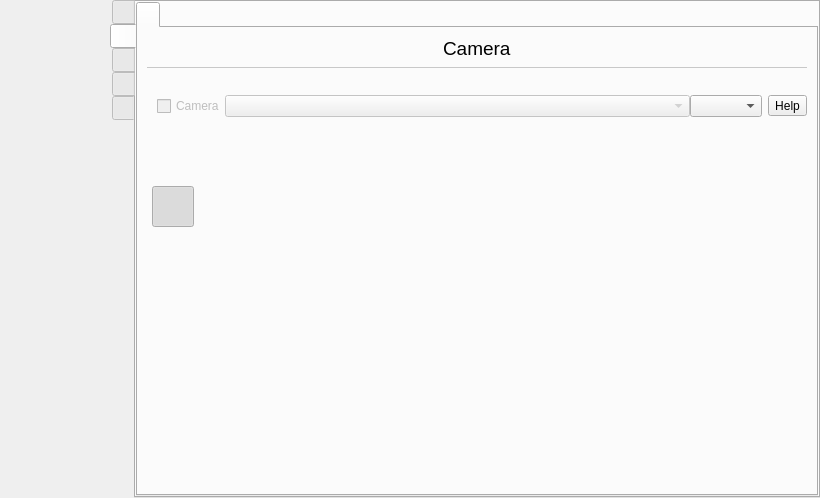
Above: src/wayland/formMainWindow_wl.ui from vkohaupt/vokoscreenNG before the change. Below: the same form after it.
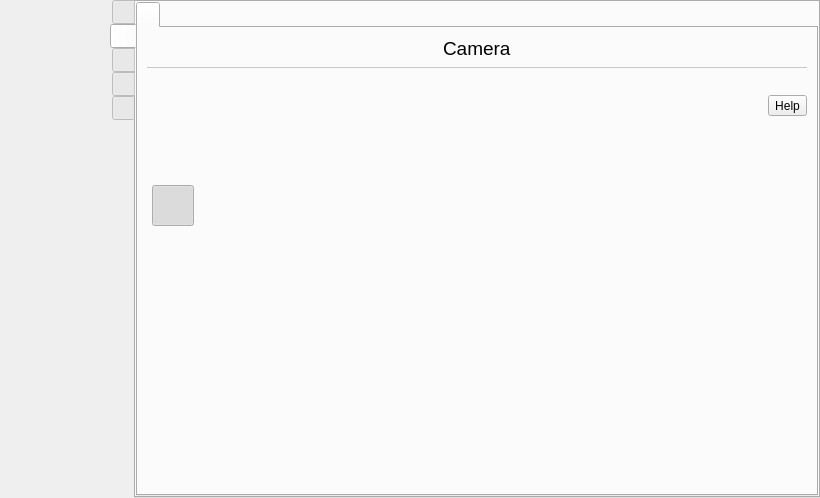
That is the form after the change. The open tabs and pages were chosen to show the change. Icons and pictures are not drawn.

Commit message: Wayland: Add camera

Diff of the .ui file:
```diff
--- a/src/wayland/formMainWindow_wl.ui
+++ b/src/wayland/formMainWindow_wl.ui
@@ -2210,7 +2210,166 @@
                     <property name="verticalSpacing">
                      <number>9</number>
                     </property>
+                    <item row="4" column="1">
+                     <spacer name="verticalSpacer_11">
+                      <property name="orientation">
+                       <enum>Qt::Vertical</enum>
+                      </property>
+                      <property name="sizeType">
+                       <enum>QSizePolicy::Preferred</enum>
+                      </property>
+                      <property name="sizeHint" stdset="0">
+                       <size>
+                        <width>20</width>
+                        <height>20</height>
+                       </size>
+                      </property>
+                     </spacer>
+                    </item>
                     <item row="3" column="0" colspan="3">
+                     <layout class="QVBoxLayout" name="verticalLayout_3">
+                      <property name="spacing">
+                       <number>6</number>
+                      </property>
+                      <property name="leftMargin">
+                       <number>10</number>
+                      </property>
+                     </layout>
+                    </item>
+                    <item row="6" column="1">
+                     <spacer name="verticalSpacer_14">
+                      <property name="orientation">
+                       <enum>Qt::Vertical</enum>
+                      </property>
+                      <property name="sizeType">
+                       <enum>QSizePolicy::Preferred</enum>
+                      </property>
+                      <property name="sizeHint" stdset="0">
+                       <size>
+                        <width>20</width>
+                        <height>20</height>
+                       </size>
+                      </property>
+                     </spacer>
+                    </item>
+                    <item row="3" column="3">
+                     <layout class="QVBoxLayout" name="verticalLayout_15">
+                      <property name="sizeConstraint">
+                       <enum>QLayout::SetDefaultConstraint</enum>
+                      </property>
+                      <item>
+                       <widget class="QToolButton" name="help_camera_camera">
+                        <property name="toolTip">
+                         <string>Help</string>
+                        </property>
+                        <property name="text">
+                         <string notr="true">Help</string>
+                        </property>
+                       </widget>
+                      </item>
+                      <item>
+                       <spacer name="verticalSpacer_16">
+                        <property name="orientation">
+                         <enum>Qt::Vertical</enum>
+                        </property>
+                        <property name="sizeHint" stdset="0">
+                         <size>
+                          <width>20</width>
+                          <height>40</height>
+                         </size>
+                        </property>
+                       </spacer>
+                      </item>
+                     </layout>
+                    </item>
+                    <item row="7" column="0" colspan="3">
+                     <layout class="QHBoxLayout" name="horizontalLayout_17">
+                      <property name="spacing">
+                       <number>0</number>
+                      </property>
+                      <property name="leftMargin">
+                       <number>0</number>
+                      </property>
+                      <item>
+                       <widget class="QToolButton" name="toolButtonCameraMirrorVertical">
+                        <property name="text">
+                         <string notr="true"/>
+                        </property>
+                        <property name="icon">
+                         <iconset resource="../screencast.qrc">
+                          <normaloff>:/pictures/camera/flip-vertical-off.png</normaloff>
+                          <normalon>:/pictures/camera/flip-vertical-on.png</normalon>:/pictures/camera/flip-vertical-off.png</iconset>
+                        </property>
+                        <property name="iconSize">
+                         <size>
+                          <width>46</width>
+                          <height>46</height>
+                         </size>
+                        </property>
+                        <property name="checkable">
+                         <bool>true</bool>
+                        </property>
+                        <property name="autoRaise">
+                         <bool>true</bool>
+                        </property>
+                       </widget>
+                      </item>
+                      <item>
+                       <spacer name="horizontalSpacer_38">
+                        <property name="orientation">
+                         <enum>Qt::Horizontal</enum>
+                        </property>
+                        <property name="sizeType">
+                         <enum>QSizePolicy::Minimum</enum>
+                        </property>
+                        <property name="sizeHint" stdset="0">
+                         <size>
+                          <width>40</width>
+                          <height>20</height>
+                         </size>
+                        </property>
+                       </spacer>
+                      </item>
+                      <item>
+                       <widget class="QToolButton" name="toolButtonCameraMirrorHorizontal">
+                        <property name="text">
+                         <string notr="true"/>
+                        </property>
+                        <property name="icon">
+                         <iconset resource="../screencast.qrc">
+                          <normaloff>:/pictures/camera/flip-horizontal-off.png</normaloff>
+                          <normalon>:/pictures/camera/flip-horizontal-on.png</normalon>:/pictures/camera/flip-horizontal-off.png</iconset>
+                        </property>
+                        <property name="iconSize">
+                         <size>
+                          <width>46</width>
+                          <height>46</height>
+                         </size>
+                        </property>
+                        <property name="checkable">
+                         <bool>true</bool>
+                        </property>
+                        <property name="autoRaise">
+                         <bool>true</bool>
+                        </property>
+                       </widget>
+                      </item>
+                      <item>
+                       <spacer name="horizontalSpacer_9">
+                        <property name="orientation">
+                         <enum>Qt::Horizontal</enum>
+                        </property>
+                        <property name="sizeHint" stdset="0">
+                         <size>
+                          <width>40</width>
+                          <height>20</height>
+                         </size>
+                        </property>
+                       </spacer>
+                      </item>
+                     </layout>
+                    </item>
+                    <item row="5" column="0" colspan="3">
                      <layout class="QHBoxLayout" name="horizontalLayout_65">
                       <property name="spacing">
                        <number>0</number>
@@ -2339,71 +2498,8 @@
                         <property name="orientation">
                          <enum>Qt::Horizontal</enum>
                         </property>
-                        <property name="sizeHint" stdset="0">
-                         <size>
-                          <width>40</width>
-                          <height>20</height>
-                         </size>
-                        </property>
-                       </spacer>
-                      </item>
-                     </layout>
-                    </item>
-                    <item row="4" column="1">
-                     <spacer name="verticalSpacer_14">
-                      <property name="orientation">
-                       <enum>Qt::Vertical</enum>
-                      </property>
-                      <property name="sizeType">
-                       <enum>QSizePolicy::Preferred</enum>
-                      </property>
-                      <property name="sizeHint" stdset="0">
-                       <size>
-                        <width>20</width>
-                        <height>20</height>
-                       </size>
-                      </property>
-                     </spacer>
-                    </item>
-                    <item row="5" column="0" colspan="3">
-                     <layout class="QHBoxLayout" name="horizontalLayout_17">
-                      <property name="spacing">
-                       <number>0</number>
-                      </property>
-                      <property name="leftMargin">
-                       <number>0</number>
-                      </property>
-                      <item>
-                       <widget class="QToolButton" name="toolButtonCameraMirrorVertical">
-                        <property name="text">
-                         <string notr="true"/>
-                        </property>
-                        <property name="icon">
-                         <iconset resource="../screencast.qrc">
-                          <normaloff>:/pictures/camera/flip-vertical-off.png</normaloff>
-                          <normalon>:/pictures/camera/flip-vertical-on.png</normalon>:/pictures/camera/flip-vertical-off.png</iconset>
-                        </property>
-                        <property name="iconSize">
-                         <size>
-                          <width>46</width>
-                          <height>46</height>
-                         </size>
-                        </property>
-                        <property name="checkable">
-                         <bool>true</bool>
-                        </property>
-                        <property name="autoRaise">
-                         <bool>true</bool>
-                        </property>
-                       </widget>
-                      </item>
-                      <item>
-                       <spacer name="horizontalSpacer_38">
-                        <property name="orientation">
-                         <enum>Qt::Horizontal</enum>
-                        </property>
                         <property name="sizeType">
-                         <enum>QSizePolicy::Minimum</enum>
+                         <enum>QSizePolicy::Expanding</enum>
                         </property>
                         <property name="sizeHint" stdset="0">
                          <size>
@@ -2413,146 +2509,8 @@
                         </property>
                        </spacer>
                       </item>
-                      <item>
-                       <widget class="QToolButton" name="toolButtonCameraMirrorHorizontal">
-                        <property name="text">
-                         <string notr="true"/>
-                        </property>
-                        <property name="icon">
-                         <iconset resource="../screencast.qrc">
-                          <normaloff>:/pictures/camera/flip-horizontal-off.png</normaloff>
-                          <normalon>:/pictures/camera/flip-horizontal-on.png</normalon>:/pictures/camera/flip-horizontal-off.png</iconset>
-                        </property>
-                        <property name="iconSize">
-                         <size>
-                          <width>46</width>
-                          <height>46</height>
-                         </size>
-                        </property>
-                        <property name="checkable">
-                         <bool>true</bool>
-                        </property>
-                        <property name="autoRaise">
-                         <bool>true</bool>
-                        </property>
-                       </widget>
-                      </item>
-                      <item>
-                       <spacer name="horizontalSpacer_9">
-                        <property name="orientation">
-                         <enum>Qt::Horizontal</enum>
-                        </property>
-                        <property name="sizeHint" stdset="0">
-                         <size>
-                          <width>40</width>
-                          <height>20</height>
-                         </size>
-                        </property>
-                       </spacer>
-                      </item>
                      </layout>
                     </item>
-                    <item row="2" column="1">
-                     <spacer name="verticalSpacer_11">
-                      <property name="orientation">
-                       <enum>Qt::Vertical</enum>
-                      </property>
-                      <property name="sizeType">
-                       <enum>QSizePolicy::Preferred</enum>
-                      </property>
-                      <property name="sizeHint" stdset="0">
-                       <size>
-                        <width>20</width>
-                        <height>20</height>
-                       </size>
-                      </property>
-                     </spacer>
-                    </item>
-                    <item row="0" column="0" colspan="3">
-                     <layout class="QHBoxLayout" name="horizontalLayout_64">
-                      <property name="leftMargin">
-                       <number>10</number>
-                      </property>
-                      <item>
-                       <widget class="QCheckBox" name="checkBoxCameraOnOff">
-                        <property name="enabled">
-                         <bool>false</bool>
-                        </property>
-                        <property name="toolTip">
-                         <string notr="true">CTRL+SHIFT+F8</string>
-                        </property>
-                        <property name="text">
-                         <string>Camera</string>
-                        </property>
-                       </widget>
-                      </item>
-                      <item>
-                       <widget class="QComboBox" name="comboBoxCamera">
-                        <property name="enabled">
-                         <bool>false</bool>
-                        </property>
-                        <property name="sizePolicy">
-                         <sizepolicy hsizetype="MinimumExpanding" vsizetype="Fixed">
-                          <horstretch>0</horstretch>
-                          <verstretch>0</verstretch>
-                         </sizepolicy>
-                        </property>
-                        <property name="currentText">
-                         <string notr="true"/>
-                        </property>
-                        <property name="sizeAdjustPolicy">
-                         <enum>QComboBox::AdjustToContents</enum>
-                        </property>
-                       </widget>
-                      </item>
-                      <item>
-                       <widget class="QComboBox" name="comboBoxCameraResolution">
-                        <property name="currentText">
-                         <string notr="true"/>
-                        </property>
-                        <property name="sizeAdjustPolicy">
-                         <enum>QComboBox::AdjustToContents</enum>
-                        </property>
-                       </widget>
-                      </item>
-                     </layout>
-                    </item>
-                    <item row="0" column="3" alignment="Qt::AlignTop">
-                     <widget class="QToolButton" name="help_camera_camera">
-                      <property name="toolTip">
-                       <string>Help</string>
-                      </property>
-                      <property name="text">
-                       <string notr="true">Help</string>
-                      </property>
-                     </widget>
-                    </item>
-                    <item row="1" column="0" colspan="3">
-                     <layout class="QVBoxLayout" name="verticalLayout_3">
-                      <property name="spacing">
-                       <number>6</number>
-                      </property>
-                      <property name="leftMargin">
-                       <number>10</number>
-                      </property>
-                     </layout>
-                    </item>
-                    <item row="1" column="3">
-                     <spacer name="verticalSpacer_15">
-                      <property name="orientation">
-                       <enum>Qt::Vertical</enum>
-                      </property>
-                      <property name="sizeType">
-                       <enum>QSizePolicy::Preferred</enum>
-                      </property>
-                      <property name="sizeHint" stdset="0">
-                       <size>
-                        <width>20</width>
-                        <height>40</height>
-                       </size>
-                      </property>
-                     </spacer>
-                    </item>
                    </layout>
                   </item>
                   <item>
```
Left out of the diff: 6 changed lines with no effect on the pictures. The commit also changes 1 other file.
